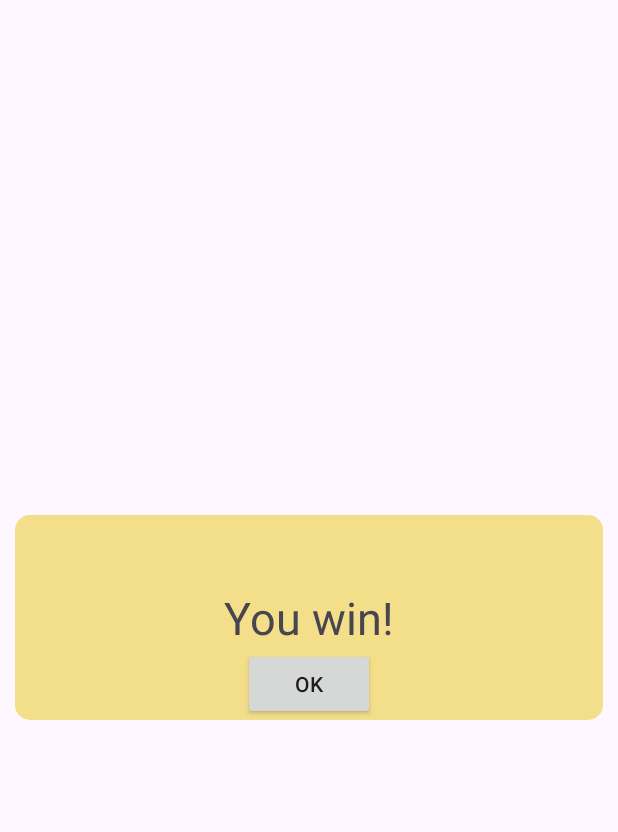
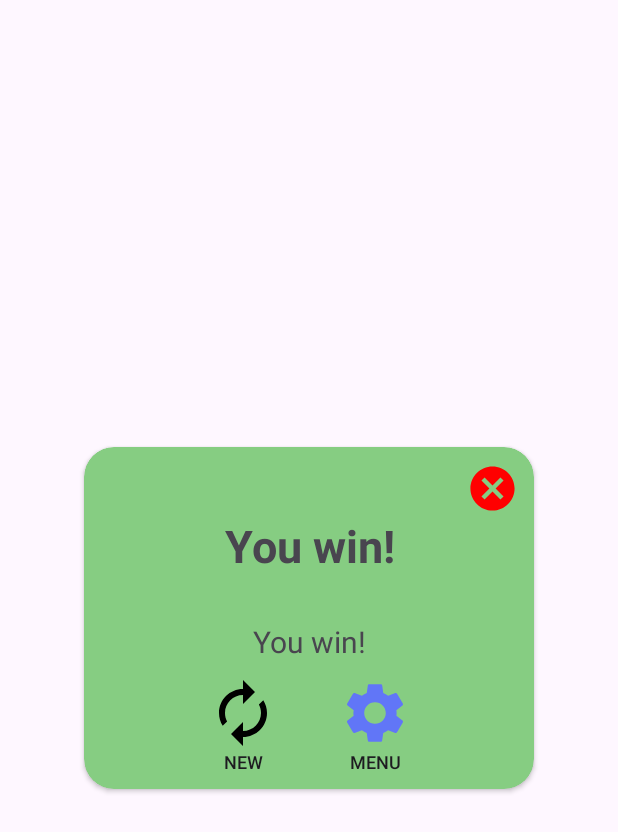
Before and after one commit to MichalLastovka/TheHangman, an Android app: the layout win_dialog.xml on its own in the app's theme, with its tools: preview values and no code run, on a phone screen of 412 x 824 dp. Shown: the top 832 px of the screen. Run offline under Robolectric (Android 15) with nearby library versions, the phone set to English and light mode, and no system bars; network calls fail.

Commit message:
New icon

```diff
--- a/app/src/main/java/eu/example/thehangman/Game.kt
+++ b/app/src/main/java/eu/example/thehangman/Game.kt
@@ -5,6 +5,7 @@ import android.content.Intent
 import android.graphics.Color
 import android.graphics.Paint
 import android.graphics.drawable.ColorDrawable
+import android.media.MediaPlayer
 import androidx.appcompat.app.AppCompatActivity
 import android.os.Bundle
 import android.os.Handler
@@ -12,6 +13,8 @@ import android.os.Looper
 import android.view.Window
 import android.widget.Button
 import android.widget.TextView
+import androidx.appcompat.widget.AppCompatButton
+import androidx.appcompat.widget.AppCompatImageButton
 import java.io.BufferedReader
 import java.io.InputStreamReader
 
@@ -38,6 +41,8 @@ class Game : AppCompatActivity() {
         setContentView(R.layout.activity_main)
 
 
+
+
         val secret = pickWord()
         println(secret)
         val secretCharArray = secret.toCharArray().distinct()
@@ -45,6 +50,7 @@ class Game : AppCompatActivity() {
         val secretTV = findViewById<TextView>(R.id.secret)
         secretTV.text = " _ ".repeat(secret.length)
         val lifeCounterTv = findViewById<TextView>(R.id.life_counter)
+        var lifeCount = setDifficulty()
         lifeCounterTv.text = "❤️".repeat(setDifficulty())
         val q = findViewById<Button>(R.id.q)
         val w = findViewById<Button>(R.id.w)
@@ -88,9 +94,24 @@ class Game : AppCompatActivity() {
             winDialog.setCancelable(false)
             winDialog.setContentView(R.layout.win_dialog)
             winDialog.window?.setBackgroundDrawable(ColorDrawable(Color.TRANSPARENT))
-            val winOKButton = winDialog.findViewById<Button>(R.id.win_ok)
+            val winOKButton = winDialog.findViewById<AppCompatImageButton>(R.id.win_dialog_cancel)
             winOKButton.setOnClickListener {
                 winDialog.dismiss()
+            }
+            val winRepeatButton = winDialog.findViewById<AppCompatButton>(R.id.win_new_repeat)
+            val newDiff = intent.getStringExtra("difficulty")
+            val newLength = intent.getStringExtra("length")
+            winRepeatButton.setOnClickListener {
+                val intent = Intent(this, Game::class.java).also {
+                    it.putExtra("length", newLength)
+                    it.putExtra("difficulty", newDiff)
+                }
+                startActivity(intent)
+            }
+            val backSettings = winDialog.findViewById<AppCompatButton>(R.id.win_back_to_settings)
+            backSettings.setOnClickListener {
+                val intent = Intent(this, GameSettings::class.java)
+                startActivity(intent)
             }
             val lossDialog = Dialog(this)
             lossDialog.requestWindowFeature(Window.FEATURE_NO_TITLE)
@@ -102,11 +123,21 @@ class Game : AppCompatActivity() {
                 lossDialog.dismiss()
             }
             if ("❤️" !in lifeCounterTv.text){
-                val secretReveal = lossDialog.findViewById<TextView>(R.id.secretReveal)
+                val secretRevealLoss = lossDialog.findViewById<TextView>(R.id.secretRevealLoss)
                 val revealText = "The word you were looking for was:\n\n$secret"
-                secretReveal.text = revealText
+                secretRevealLoss.text = revealText
+                handler.removeCallbacks(runnable)
+                isRunning = false
+                lifeCount -= 1
                 lossDialog.show()
             }else if(guessedLetters.size == secretCharArray.size){
+                val secretRevealWin = winDialog.findViewById<TextView>(R.id.secretRevealWin)
+                handler.removeCallbacks(runnable)
+                isRunning = false
+                val timer = findViewById<TextView>(R.id.timer)
+                val seconds = timerSeconds % 60
+                val revealText = "The word is truly:\n$secret\n\nTotal time:\n${timer.text}\n\nYour score is:\n${countScore(seconds, setDifficulty(), setLength(), lifeCount).toString()}"
+                secretRevealWin.text = revealText
                 winDialog.show()
             }
         }
@@ -126,6 +157,8 @@ class Game : AppCompatActivity() {
                 secretTV.text = toDisplay
                 checkWinLoss()
             }else{
+                val duckSound = MediaPlayer.create(this, R.raw.duck)
+                duckSound.start()
                 lifeCounterTv.text = (lifeCounterTv.text as String).replaceFirst("❤️", "🖤")
                 checkWinLoss()
             }
@@ -171,4 +204,9 @@ class Game : AppCompatActivity() {
         val mutableNounList = nounList.filter { it.length == setLength() }.toMutableList()
         return mutableNounList.random().uppercase()
     }
+
+    fun countScore(time:Int, difficulty:Int, length:Int, livesLeft:Int): Int{
+        val score = (livesLeft * 50) - time - (length * 5) - (difficulty * 10)
+        return score
+    }
 }
--- a/app/src/main/java/eu/example/thehangman/Menu.kt
+++ b/app/src/main/java/eu/example/thehangman/Menu.kt
@@ -4,6 +4,7 @@ import android.content.Intent
 import androidx.appcompat.app.AppCompatActivity
 import android.os.Bundle
 import android.widget.Button
+import kotlin.system.exitProcess
 
 class Menu : AppCompatActivity() {
     override fun onCreate(savedInstanceState: Bundle?) {
@@ -15,5 +16,10 @@ class Menu : AppCompatActivity() {
             val intent = Intent(this, GameSettings::class.java)
             startActivity(intent)
         }
+        val exitButton = findViewById<Button>(R.id.exit)
+        exitButton.setOnClickListener{
+            this@Menu.finish()
+            exitProcess(0)
+        }
     }
 }
--- /dev/null
+++ b/app/src/main/res/drawable/baseline_autorenew_24.xml
@@ -0,0 +1,5 @@
+<vector android:height="48dp" android:tint="#000000"
+    android:viewportHeight="24" android:viewportWidth="24"
+    android:width="48dp" xmlns:android="http://schemas.android.com/apk/res/android">
+    <path android:fillColor="@android:color/white" android:pathData="M12,6v3l4,-4 -4,-4v3c-4.42,0 -8,3.58 -8,8 0,1.57 0.46,3.03 1.24,4.26L6.7,14.8c-0.45,-0.83 -0.7,-1.79 -0.7,-2.8 0,-3.31 2.69,-6 6,-6zM18.76,7.74L17.3,9.2c0.44,0.84 0.7,1.79 0.7,2.8 0,3.31 -2.69,6 -6,6v-3l-4,4 4,4v-3c4.42,0 8,-3.58 8,-8 0,-1.57 -0.46,-3.03 -1.24,-4.26z"/>
+</vector>
--- /dev/null
+++ b/app/src/main/res/drawable/baseline_cancel_24.xml
@@ -0,0 +1,5 @@
+<vector android:height="35dp" android:tint="#FF0000"
+    android:viewportHeight="24" android:viewportWidth="24"
+    android:width="35dp" xmlns:android="http://schemas.android.com/apk/res/android">
+    <path android:fillColor="@android:color/white" android:pathData="M12,2C6.47,2 2,6.47 2,12s4.47,10 10,10 10,-4.47 10,-10S17.53,2 12,2zM17,15.59L15.59,17 12,13.41 8.41,17 7,15.59 10.59,12 7,8.41 8.41,7 12,10.59 15.59,7 17,8.41 13.41,12 17,15.59z"/>
+</vector>
--- /dev/null
+++ b/app/src/main/res/drawable/baseline_settings_24.xml
@@ -0,0 +1,5 @@
+<vector android:height="48dp" android:tint="#6176F7"
+    android:viewportHeight="24" android:viewportWidth="24"
+    android:width="48dp" xmlns:android="http://schemas.android.com/apk/res/android">
+    <path android:fillColor="@android:color/white" android:pathData="M19.14,12.94c0.04,-0.3 0.06,-0.61 0.06,-0.94c0,-0.32 -0.02,-0.64 -0.07,-0.94l2.03,-1.58c0.18,-0.14 0.23,-0.41 0.12,-0.61l-1.92,-3.32c-0.12,-0.22 -0.37,-0.29 -0.59,-0.22l-2.39,0.96c-0.5,-0.38 -1.03,-0.7 -1.62,-0.94L14.4,2.81c-0.04,-0.24 -0.24,-0.41 -0.48,-0.41h-3.84c-0.24,0 -0.43,0.17 -0.47,0.41L9.25,5.35C8.66,5.59 8.12,5.92 7.63,6.29L5.24,5.33c-0.22,-0.08 -0.47,0 -0.59,0.22L2.74,8.87C2.62,9.08 2.66,9.34 2.86,9.48l2.03,1.58C4.84,11.36 4.8,11.69 4.8,12s0.02,0.64 0.07,0.94l-2.03,1.58c-0.18,0.14 -0.23,0.41 -0.12,0.61l1.92,3.32c0.12,0.22 0.37,0.29 0.59,0.22l2.39,-0.96c0.5,0.38 1.03,0.7 1.62,0.94l0.36,2.54c0.05,0.24 0.24,0.41 0.48,0.41h3.84c0.24,0 0.44,-0.17 0.47,-0.41l0.36,-2.54c0.59,-0.24 1.13,-0.56 1.62,-0.94l2.39,0.96c0.22,0.08 0.47,0 0.59,-0.22l1.92,-3.32c0.12,-0.22 0.07,-0.47 -0.12,-0.61L19.14,12.94zM12,15.6c-1.98,0 -3.6,-1.62 -3.6,-3.6s1.62,-3.6 3.6,-3.6s3.6,1.62 3.6,3.6S13.98,15.6 12,15.6z"/>
+</vector>
--- a/app/src/main/res/layout/loss_dialog.xml
+++ b/app/src/main/res/layout/loss_dialog.xml
@@ -27,7 +27,7 @@
                 android:text="You lost!"
                 android:textSize="30sp" />
             <TextView
-                android:id="@+id/secretReveal"
+                android:id="@+id/secretRevealLoss"
                 android:layout_marginTop="30dp"
                 android:layout_width="wrap_content"
                 android:layout_height="wrap_content"
--- a/app/src/main/res/layout/win_dialog.xml
+++ b/app/src/main/res/layout/win_dialog.xml
@@ -1,31 +1,76 @@
 <?xml version="1.0" encoding="utf-8"?>
-<androidx.constraintlayout.widget.ConstraintLayout xmlns:android="http://schemas.android.com/apk/res/android"
+<androidx.appcompat.widget.LinearLayoutCompat android:layout_width="match_parent"
+    android:layout_height="match_parent"
     xmlns:app="http://schemas.android.com/apk/res-auto"
-    android:layout_width="match_parent"
-    android:layout_height="wrap_content"
-    android:layout_marginHorizontal="10dp"
-    android:background="@drawable/custom_btn"
-    android:layout_gravity="center">
+    android:orientation="vertical"
+    android:gravity="center"
+    xmlns:android="http://schemas.android.com/apk/res/android">
+    <androidx.cardview.widget.CardView
+        android:layout_width="300dp"
+        android:layout_height="wrap_content"
+        android:layout_margin="10dp"
+        app:cardCornerRadius="20dp"
+        app:cardBackgroundColor="@color/green_dlg">
 
-    <TextView
-        android:id="@+id/win"
-        android:layout_width="wrap_content"
-        android:layout_height="wrap_content"
-        android:text="@string/win_dlg"
-        android:textSize="30sp"
-        app:layout_constraintBottom_toBottomOf="parent"
-        app:layout_constraintEnd_toEndOf="parent"
-        app:layout_constraintStart_toStartOf="parent"
-        app:layout_constraintTop_toTopOf="parent" />
+        <androidx.appcompat.widget.LinearLayoutCompat
+            android:layout_width="match_parent"
+            android:layout_height="match_parent"
+            android:gravity="top|center"
+            android:orientation="vertical">
 
-    <androidx.appcompat.widget.AppCompatButton
-        android:id="@+id/win_ok"
-        android:layout_width="wrap_content"
-        android:layout_height="wrap_content"
-        android:text="@string/ok"
-        app:layout_constraintBottom_toBottomOf="parent"
-        app:layout_constraintEnd_toEndOf="parent"
-        app:layout_constraintStart_toStartOf="parent"
-        app:layout_constraintTop_toBottomOf="@+id/win" />
+            <androidx.appcompat.widget.AppCompatImageButton
+                android:id="@+id/win_dialog_cancel"
+                android:layout_width="wrap_content"
+                android:layout_height="wrap_content"
+                android:src="@drawable/baseline_cancel_24"
+                android:background="@android:color/transparent"
+                android:layout_marginTop="10dp"
+                android:layout_marginEnd="10dp"
+                android:layout_gravity="top|end"/>
 
-</androidx.constraintlayout.widget.ConstraintLayout>
+            <TextView
+                android:layout_width="wrap_content"
+                android:layout_height="wrap_content"
+                android:gravity="center"
+                android:text="You win!"
+                android:textSize="30sp"
+                android:textStyle="bold" />
+
+            <TextView
+                android:id="@+id/secretRevealWin"
+                android:layout_width="wrap_content"
+                android:layout_height="wrap_content"
+                android:layout_marginTop="30dp"
+                android:gravity="center"
+                android:text="You win!"
+                android:textSize="20sp" />
+            <androidx.appcompat.widget.LinearLayoutCompat
+                android:layout_width="match_parent"
+                android:layout_height="wrap_content"
+                android:orientation="horizontal"
+                android:layout_marginVertical="10dp"
+                android:gravity="center">
+                <androidx.appcompat.widget.AppCompatButton
+                    android:id="@+id/win_new_repeat"
+                    android:layout_width="wrap_content"
+                    android:layout_height="wrap_content"
+                    android:drawableTop="@drawable/baseline_autorenew_24"
+                    android:background="@android:color/transparent"
+                    android:textSize="12sp"
+                    android:text="New"/>
+                <androidx.appcompat.widget.AppCompatButton
+                    android:id="@+id/win_back_to_settings"
+                    android:layout_width="wrap_content"
+                    android:layout_height="wrap_content"
+                    android:drawableTop="@drawable/baseline_settings_24"
+                    android:background="@android:color/transparent"
+                    android:textSize="12sp"
+                    android:text="Menu"/>
+
+            </androidx.appcompat.widget.LinearLayoutCompat>
+
+        </androidx.appcompat.widget.LinearLayoutCompat>
+
+
+    </androidx.cardview.widget.CardView>
+</androidx.appcompat.widget.LinearLayoutCompat>
--- a/app/src/main/res/values/colors.xml
+++ b/app/src/main/res/values/colors.xml
@@ -5,4 +5,5 @@
     <color name="yellow">#f3de8a</color>
     <color name="red">#FFAA00</color>
     <color name="bitter">#FE5F55</color>
+    <color name="green_dlg">#86cd82</color>
 </resources>
```
Also changed, not shown: 1 other file.
